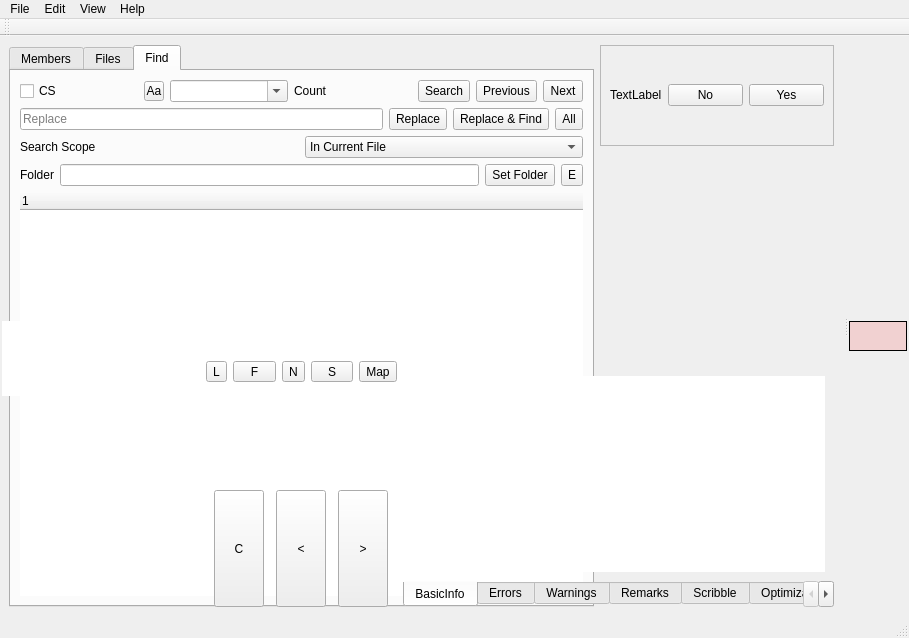
ic005k/Xiasl, file mainwindow.ui: the form before one commit.
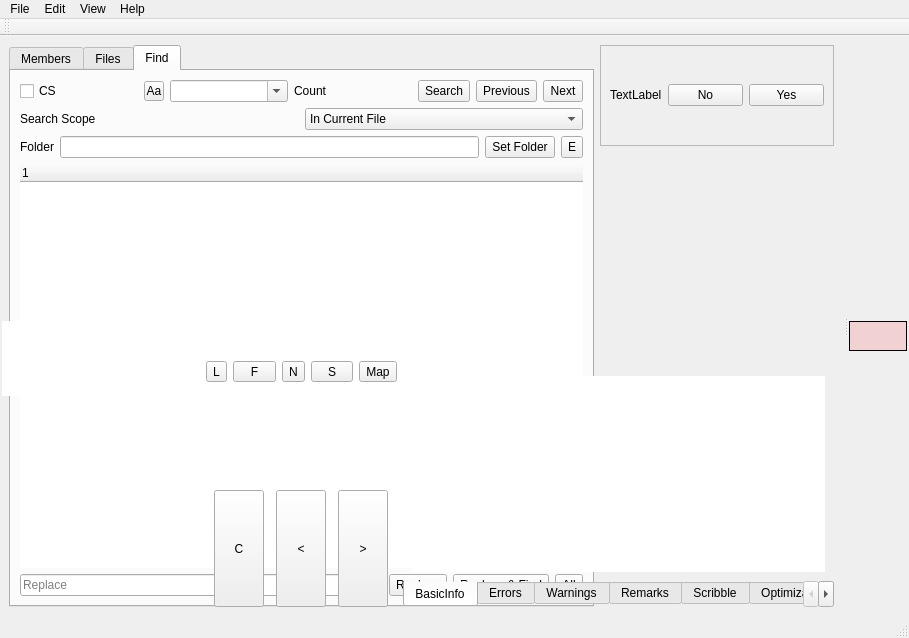
The form after the commit. Icons and pictures are not drawn. Custom widgets are drawn as their Qt base class.

The edit to the form file:
```diff
--- a/mainwindow.ui
+++ b/mainwindow.ui
@@ -273,56 +273,6 @@
          </layout>
         </item>
         <item row="1" column="0">
-         <layout class="QHBoxLayout" name="hlReplace">
-          <item>
-           <widget class="QLineEdit" name="editReplace">
-            <property name="placeholderText">
-             <string>Replace</string>
-            </property>
-           </widget>
-          </item>
-          <item>
-           <widget class="QToolButton" name="btnReplace">
-            <property name="maximumSize">
-             <size>
-              <width>16777215</width>
-              <height>22</height>
-             </size>
-            </property>
-            <property name="text">
-             <string>Replace</string>
-            </property>
-           </widget>
-          </item>
-          <item>
-           <widget class="QToolButton" name="btnReplaceFind">
-            <property name="maximumSize">
-             <size>
-              <width>16777215</width>
-              <height>22</height>
-             </size>
-            </property>
-            <property name="text">
-             <string>Replace &amp;&amp; Find</string>
-            </property>
-           </widget>
-          </item>
-          <item>
-           <widget class="QToolButton" name="btnReplaceAll">
-            <property name="maximumSize">
-             <size>
-              <width>16777215</width>
-              <height>22</height>
-             </size>
-            </property>
-            <property name="text">
-             <string>All</string>
-            </property>
-           </widget>
-          </item>
-         </layout>
-        </item>
-        <item row="2" column="0">
          <layout class="QHBoxLayout" name="horizontalLayout_3">
           <property name="spacing">
            <number>-1</number>
@@ -355,7 +305,7 @@
           </item>
          </layout>
         </item>
-        <item row="3" column="0">
+        <item row="2" column="0">
          <layout class="QHBoxLayout" name="hLayoutFolder">
           <item>
            <widget class="QLabel" name="label">
@@ -404,7 +354,7 @@
           </item>
          </layout>
         </item>
-        <item row="4" column="0">
+        <item row="3" column="0">
          <widget class="QTreeWidget" name="treeFind">
           <property name="frameShape">
            <enum>QFrame::NoFrame</enum>
@@ -419,6 +369,56 @@
           </column>
          </widget>
         </item>
+        <item row="4" column="0">
+         <layout class="QHBoxLayout" name="hlReplace">
+          <item>
+           <widget class="QLineEdit" name="editReplace">
+            <property name="placeholderText">
+             <string>Replace</string>
+            </property>
+           </widget>
+          </item>
+          <item>
+           <widget class="QToolButton" name="btnReplace">
+            <property name="maximumSize">
+             <size>
+              <width>16777215</width>
+              <height>22</height>
+             </size>
+            </property>
+            <property name="text">
+             <string>Replace</string>
+            </property>
+           </widget>
+          </item>
+          <item>
+           <widget class="QToolButton" name="btnReplaceFind">
+            <property name="maximumSize">
+             <size>
+              <width>16777215</width>
+              <height>22</height>
+             </size>
+            </property>
+            <property name="text">
+             <string>Replace &amp;&amp; Find</string>
+            </property>
+           </widget>
+          </item>
+          <item>
+           <widget class="QToolButton" name="btnReplaceAll">
+            <property name="maximumSize">
+             <size>
+              <width>16777215</width>
+              <height>22</height>
+             </size>
+            </property>
+            <property name="text">
+             <string>All</string>
+            </property>
+           </widget>
+          </item>
+         </layout>
+        </item>
        </layout>
       </widget>
      </widget>
```
